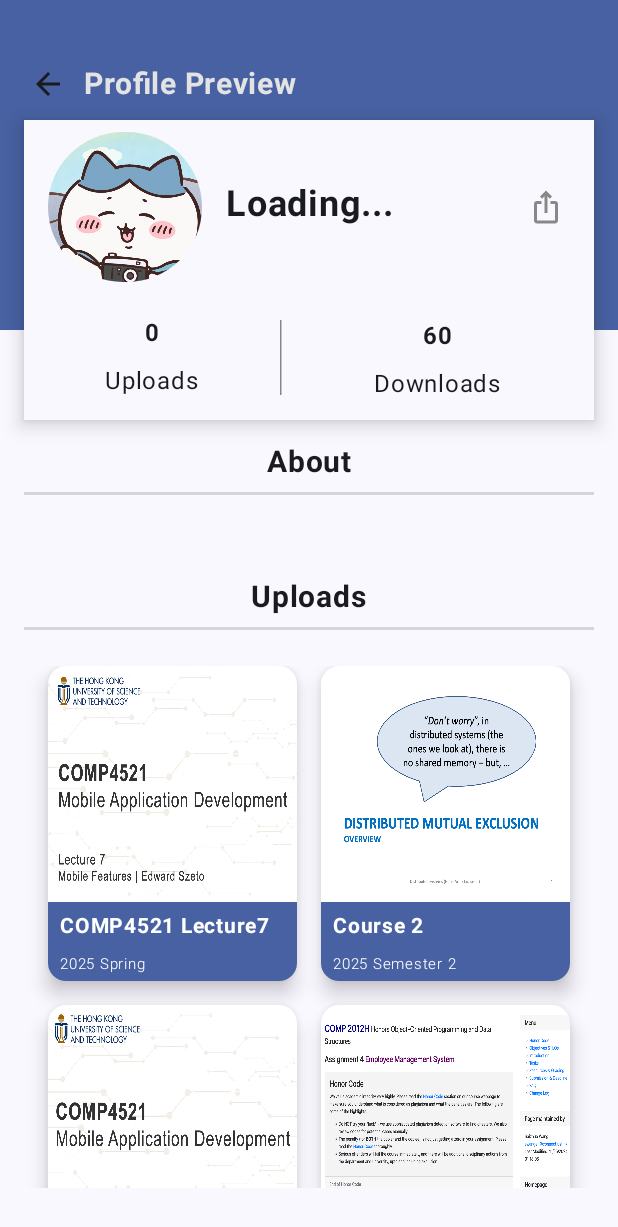
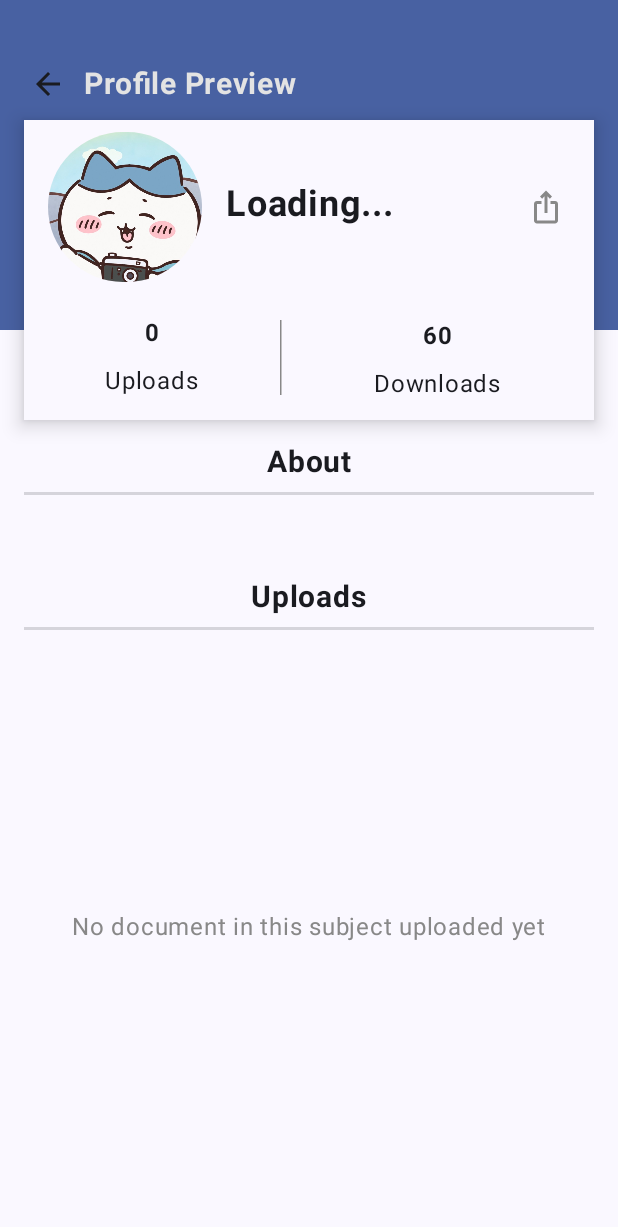
Before and after one commit to COMP4521-Project/COMP4521-kotlin, an Android app built with Jetpack Compose: the ProfilePreviewScreen screen opened through its navigation route, on a phone screen of 412 x 824 dp. Shown: the top 1227 px of the screen. Run offline under Robolectric (Android 15) with nearby library versions, the phone set to English and light mode, and no system bars; our stand-ins replace Firebase (no records; nobody signed in at launch, a user with empty details on screens opened directly), livedata-compose.

Commit message:
feat:add display courseCards by subject in homePage

```diff
--- a/app/src/main/java/com/example/comp4521_ustrade/app/components/CourseCard.kt
+++ b/app/src/main/java/com/example/comp4521_ustrade/app/components/CourseCard.kt
@@ -60,7 +60,7 @@ fun CourseCard(CourseCardItem: CourseCardItem,  navigateController: NavControlle
             ) {
                 Text(
                     modifier = Modifier.padding(start = 8.dp, top = 4.dp),
-                    text = CourseCardItem.courseTitle,
+                    text = CourseCardItem.course + " - " + CourseCardItem.courseTitle,
                     color = Color.White, fontWeight = FontWeight.Bold, fontSize = 14.sp,
                     maxLines = 1,
 
--- a/app/src/main/java/com/example/comp4521_ustrade/app/components/CourseMenu.kt
+++ b/app/src/main/java/com/example/comp4521_ustrade/app/components/CourseMenu.kt
@@ -4,11 +4,13 @@ import android.content.Context
 import androidx.compose.foundation.ExperimentalFoundationApi
 import androidx.compose.foundation.layout.Box
 import androidx.compose.foundation.layout.Column
+import androidx.compose.foundation.layout.fillMaxSize
 import androidx.compose.foundation.layout.fillMaxWidth
 import androidx.compose.foundation.layout.padding
 import androidx.compose.foundation.pager.HorizontalPager
 import androidx.compose.foundation.pager.rememberPagerState
 import androidx.compose.material3.Divider
+import androidx.compose.material3.MaterialTheme
 import androidx.compose.material3.ScrollableTabRow
 import androidx.compose.material3.Tab
 import androidx.compose.material3.TabRowDefaults
@@ -26,6 +28,8 @@ import androidx.compose.ui.Modifier
 import androidx.compose.ui.graphics.Color
 import androidx.compose.ui.platform.LocalContext
 import androidx.compose.ui.unit.dp
+import androidx.navigation.NavController
+import com.example.comp4521_ustrade.app.display.DisplayCourseCards
 import com.example.comp4521_ustrade.app.viewmodel.CourseViewModel
 import com.example.comp4521_ustrade.ui.theme.USTBlue
 import com.example.comp4521_ustrade.ui.theme.USTWhite
@@ -36,7 +40,7 @@ import com.example.comp4521_ustrade.ui.theme.USTgray
 
 @OptIn(ExperimentalFoundationApi::class)
 @Composable
-fun CourseMenu( courseViewModel:CourseViewModel , content: @Composable () -> Unit) {
+fun CourseMenu(courseViewModel:CourseViewModel, navigateController: NavController) {
 //    val courseCodes = listOf(
 //        "ACCT", "AESF", "AIAA", "AISC", "AMAT", "BEHI", "BIBU", "BIEN",
 //        "BSBE", "BTEC", "CENG", "CHEM", "CHMS", "CIEM", "CIVL", "CMAA",
@@ -82,7 +86,6 @@ fun CourseMenu( courseViewModel:CourseViewModel , content: @Composable () -> Uni
         ScrollableTabRow(
             selectedTabIndex = selectedTabIndex,
             modifier = modifier.padding(8.dp),
-//            contentColor = Color.Green,
             containerColor = Color.Transparent,
             edgePadding = 8.dp,
             indicator =  { tabPositions ->
@@ -95,13 +98,9 @@ fun CourseMenu( courseViewModel:CourseViewModel , content: @Composable () -> Uni
             divider = {
                 Divider(
                     color = Color.LightGray,
-//                    thickness = 2.dp
                 )
             },
-
-
             ) {
-
             courseTitles.forEachIndexed { index, title ->
                 Tab(
                     text = { Text(title) },
@@ -119,10 +118,18 @@ fun CourseMenu( courseViewModel:CourseViewModel , content: @Composable () -> Uni
 
         HorizontalPager(state = pagerState, modifier = Modifier.fillMaxWidth()) { page ->
             Box(contentAlignment = Alignment.Center) {
+                DisplayCourseCards(navigateController=navigateController, subject = courseTitles[page])
+            }
 
-                content()
-
-            }
+//            Box(
+//                contentAlignment = Alignment.Center,
+//                modifier = Modifier.fillMaxSize()
+//            ) {
+//                Text(
+//                    text = courseTitles[page], // Display the tab title
+//                    style = MaterialTheme.typography.bodyLarge
+//                )
+//            }
         }
     }
 }
--- a/app/src/main/java/com/example/comp4521_ustrade/app/display/DisplayCourseCards.kt
+++ b/app/src/main/java/com/example/comp4521_ustrade/app/display/DisplayCourseCards.kt
@@ -5,29 +5,70 @@ import androidx.compose.foundation.layout.fillMaxSize
 import androidx.compose.foundation.layout.padding
 import androidx.compose.foundation.lazy.grid.GridCells
 import androidx.compose.foundation.lazy.grid.LazyVerticalGrid
+import androidx.compose.material3.Text
 import androidx.compose.runtime.Composable
+import androidx.compose.runtime.LaunchedEffect
+import androidx.compose.runtime.getValue
+import androidx.compose.runtime.mutableStateOf
+import androidx.compose.runtime.remember
+import androidx.compose.runtime.setValue
+import androidx.compose.ui.Alignment
 import androidx.compose.ui.Modifier
+import androidx.compose.ui.graphics.Color
 import androidx.compose.ui.unit.dp
 import androidx.navigation.NavController
 import com.example.comp4521_ustrade.R
 import com.example.comp4521_ustrade.app.components.CourseCard
+import com.example.comp4521_ustrade.app.data.dao.Document
+import com.example.comp4521_ustrade.app.data.repository.DocumentRepository
 import com.example.comp4521_ustrade.app.models.CourseCardItem
 
 @Composable
-fun DisplayCourseCards(modifier: Modifier = Modifier, navigateController: NavController) {
-    val courseList = listOf(
-        CourseCardItem(R.drawable.comp1, "COMP4521 Lecture7 Lecture note", "2025", "Spring"),
-        CourseCardItem(R.drawable.comp2, "Course 2", "2025", "Semester 2"),
-        CourseCardItem(R.drawable.comp3, "Course 3", "2025", "Semester 3"),
-        CourseCardItem(R.drawable.comp4, "Course 4", "2025", "Semester 3"),
-        CourseCardItem(R.drawable.comp5, "Course 5", "2025", "Semester 3"),
-        CourseCardItem(R.drawable.comp6, "Course 6", "2025", "Semester 3"),
-        CourseCardItem(R.drawable.elec1, "Course 4", "2025", "Semester 4"),
-        CourseCardItem(R.drawable.elec2, "Course 5", "2025", "Semester 5"),
+fun DisplayCourseCards(modifier: Modifier = Modifier, navigateController: NavController, subject: String) {
+    // Sample data for course cards
+
+//    val courseList = listOf(
+//        CourseCardItem(R.drawable.unavailable, "COMP4521 Lecture7 Lecture note", "2025", "Spring"),
+//        CourseCardItem(R.drawable.comp2, "Course 2", "2025", "Semester 2"),
+//        CourseCardItem(R.drawable.comp3, "Course 3", "2025", "Semester 3"),
+//        CourseCardItem(R.drawable.comp4, "Course 4", "2025", "Semester 3"),
+//        CourseCardItem(R.drawable.comp5, "Course 5", "2025", "Semester 3"),
+//        CourseCardItem(R.drawable.comp6, "Course 6", "2025", "Semester 3"),
+//        CourseCardItem(R.drawable.elec1, "Course 4", "2025", "Semester 4"),
+//        CourseCardItem(R.drawable.elec2, "Course 5", "2025", "Semester 5"),
+//        )
+
+    val documentRepository = DocumentRepository()
+    var documentList by remember { mutableStateOf<List<Document>>(emptyList()) }
+
+    LaunchedEffect(Unit) {
+        documentList = documentRepository.getSubjectSpecificDocuments(subject)
+    }
+
+    // Map Document to CourseCardItem
+    val courseList: List<CourseCardItem> = documentList.map { document ->
+        CourseCardItem(
+            thumbnail = R.drawable.unavailable,
+            course = document.course,
+            courseTitle = document.title,
+            courseYear = document.year, // Example: use year from upload_date
+            courseSemester = document.semester // Replace with actual semester if available in Document
         )
+    }
 
 
-
+    if (courseList.isEmpty()) {
+        // Show message if no documents
+        androidx.compose.foundation.layout.Box(
+            modifier = Modifier.fillMaxSize(),
+            contentAlignment = Alignment.Center
+        ) {
+            Text(
+                text = "No document in this subject uploaded yet",
+                color = Color.Gray
+            )
+        }
+    } else {
         LazyVerticalGrid(
             columns = GridCells.Fixed(2),
             modifier = Modifier
@@ -37,7 +78,11 @@ fun DisplayCourseCards(modifier: Modifier = Modifier, navigateController: NavCon
             horizontalArrangement = Arrangement.spacedBy(16.dp),
         ) {
             items(courseList.size) { index ->
-            CourseCard(CourseCardItem = courseList[index],navigateController = navigateController)
+                CourseCard(
+                    CourseCardItem = courseList[index],
+                    navigateController = navigateController
+                )
             }
         }
     }
+}
--- a/app/src/main/java/com/example/comp4521_ustrade/app/models/models.kt
+++ b/app/src/main/java/com/example/comp4521_ustrade/app/models/models.kt
@@ -6,6 +6,7 @@ import androidx.compose.ui.graphics.vector.ImageVector
 //Home Page
 data class CourseCardItem(
     @DrawableRes val thumbnail: Int,
+    val course: String,
     val courseTitle: String,
     val courseYear: String,
     val courseSemester: String,
--- a/app/src/main/java/com/example/comp4521_ustrade/app/screens/DocumentUploadScreen.kt
+++ b/app/src/main/java/com/example/comp4521_ustrade/app/screens/DocumentUploadScreen.kt
@@ -98,7 +98,6 @@ import androidx.compose.ui.text.font.FontWeight
 import androidx.compose.ui.unit.sp
 import androidx.lifecycle.viewModelScope
 import com.example.comp4521_ustrade.app.data.dao.Document
-import com.example.comp4521_ustrade.app.data.dao.DocuCourse
 import com.example.comp4521_ustrade.app.data.repository.DocumentRepository
 import com.example.comp4521_ustrade.app.models.Course
 import com.example.comp4521_ustrade.app.viewmodel.UserViewModel
@@ -1006,6 +1005,8 @@ fun DocumentUploadScreen(
                                     subject = subject,
                                     subjectCode = subjectCode,
                                     course = subject + subjectCode,
+                                    year = year,
+                                    semester = semester,
                                     uploaded_by = it, // Replace with actual user ID if available
                                     upload_date = SimpleDateFormat(
                                         "yyyy-MM-dd",
--- a/app/src/main/java/com/example/comp4521_ustrade/app/screens/Home.kt
+++ b/app/src/main/java/com/example/comp4521_ustrade/app/screens/Home.kt
@@ -187,7 +187,7 @@ fun HomePage(
 
 
                         USTPager()
-                        CourseMenu(courseViewModel, { DisplayCourseCards(navigateController=navigationController) })
+                        CourseMenu(courseViewModel, navigateController=navigationController)
 
                     }
                 }
--- a/app/src/main/java/com/example/comp4521_ustrade/app/screens/ProfilePreviewScreen.kt
+++ b/app/src/main/java/com/example/comp4521_ustrade/app/screens/ProfilePreviewScreen.kt
@@ -161,7 +161,8 @@ private fun UploadsSection(navigateController: NavController) {
         Spacer(modifier = Modifier.height(8.dp))
         DisplayCourseCards(
             modifier = Modifier.fillMaxWidth(),
-            navigateController = navigateController
+            navigateController = navigateController,
+            subject = ""
         )
     }
 }
```
Also changed, not shown: app/src/main/java/com/example/comp4521_ustrade/app/data/dao/Document.kt (+7 -5 lines), app/src/main/java/com/example/comp4521_ustrade/app/data/repository/DocumentRepository.kt (+33 -1 lines), app/src/main/res/drawable/unavailable.jpg (added). Lines whose indentation alone changed are shown as unchanged.
